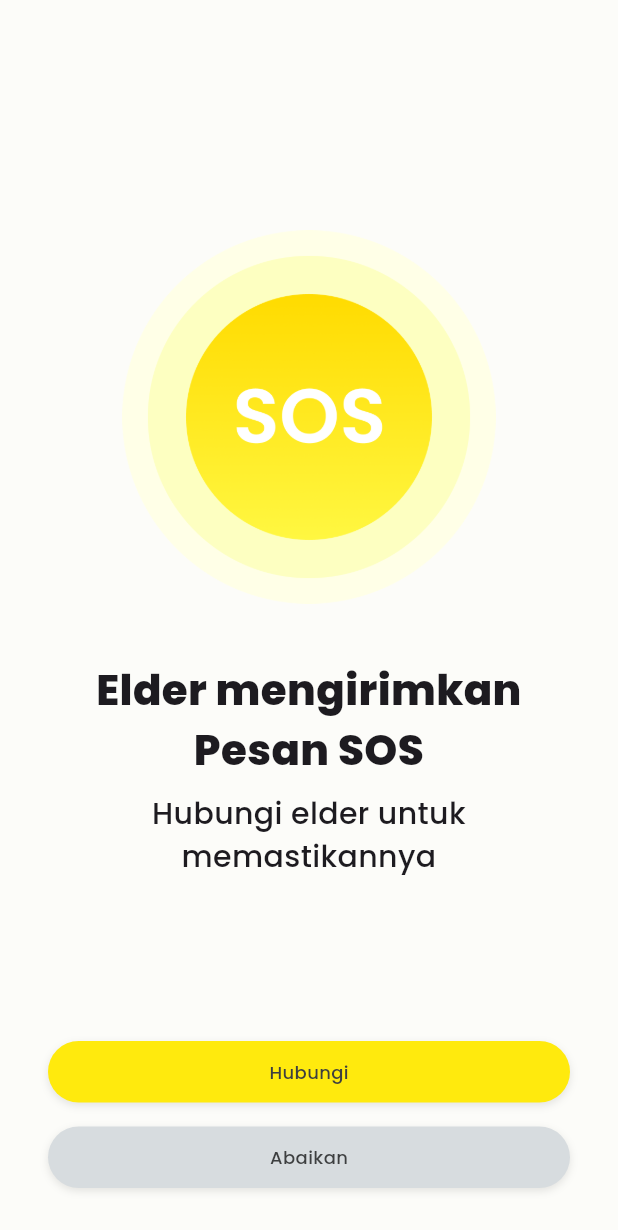
After one commit to elginbrian/ELDERWISE-FE, a Flutter app: the SosScreen screen opened directly, on a phone screen of 412 x 824 dp. The commit adds this screen. Shown: the top 1230 px of the screen. Run offline on Flutter 3.47's test engine with Material 3 defaults, Android fonts, the phone set to English and light mode, and no system bars; our stand-ins replace animated_toggle_switch, bloc, dio, equatable, firebase_auth, firebase_core and 10 more; accounts and stored records are empty; network calls fail.

Commit message:
adding additional card & screens

```diff
--- /dev/null
+++ b/lib/presentation/screens/reminder_sceen/sos_screen.dart
@@ -0,0 +1,108 @@
+import 'package:elderwise/presentation/screens/assets/image_string.dart';
+import 'package:elderwise/presentation/themes/colors.dart';
+import 'package:elderwise/presentation/widgets/button.dart';
+import 'package:flutter/material.dart';
+
+class SosScreen extends StatefulWidget {
+  const SosScreen({super.key});
+
+  @override
+  State<SosScreen> createState() => _SosScreenState();
+}
+
+class _SosScreenState extends State<SosScreen>
+    with SingleTickerProviderStateMixin {
+  late AnimationController _controller;
+  late Animation<double> _scaleAnimation;
+
+  @override
+  void initState() {
+    super.initState();
+    _controller = AnimationController(
+      duration: const Duration(seconds: 1),
+      vsync: this,
+    )..repeat(reverse: true); // membuat animasi bolak-balik (twinning)
+
+    _scaleAnimation = Tween<double>(begin: 0.9, end: 1).animate(
+      CurvedAnimation(parent: _controller, curve: Curves.easeInOut),
+    );
+  }
+
+  @override
+  void dispose() {
+    _controller.dispose();
+    super.dispose();
+  }
+
+  @override
+  Widget build(BuildContext context) {
+    return Scaffold(
+      backgroundColor: AppColors.secondarySurface,
+      body: Padding(
+        padding: const EdgeInsets.all(32.0),
+        child: Column(
+          children: [
+            Expanded(
+              child: Column(
+                mainAxisAlignment: MainAxisAlignment.center,
+                children: [
+                  ScaleTransition(
+                    scale: _scaleAnimation,
+                    child: Padding(
+                      padding: const EdgeInsets.only(left: 36.0, right: 36),
+                      child: Image.asset(iconImages + 'sos.png'),
+                    ),
+                  ),
+                  Padding(
+                    padding: const EdgeInsets.only(top: 24.0, bottom: 8),
+                    child: Column(
+                      children: [
+                        Text(
+                          "Elder mengirimkan",
+                          textAlign: TextAlign.center,
+                          style: const TextStyle(
+                            fontFamily: 'Poppins',
+                            fontSize: 28,
+                            fontWeight: FontWeight.w800,
+                          ),
+                        ),
+                        Text(
+                          "Pesan SOS",
+                          textAlign: TextAlign.center,
+                          style: const TextStyle(
+                            fontFamily: 'Poppins',
+                            fontSize: 28,
+                            fontWeight: FontWeight.w800,
+                          ),
+                        ),
+                      ],
+                    ),
+                  ),
+                  Text(
+                    "Hubungi elder untuk memastikannya",
+                    textAlign: TextAlign.center,
+                    style: const TextStyle(
+                      fontFamily: 'Poppins',
+                      fontSize: 20,
+                      fontWeight: FontWeight.w500,
+                    ),
+                  ),
+                ],
+              ),
+            ),
+            Column(
+              children: [
+                MainButton(buttonText: "Hubungi"),
+                const SizedBox(height: 16),
+                MainButton(
+                  buttonText: "Abaikan",
+                  color: AppColors.neutral40,
+                ),
+              ],
+            )
+          ],
+        ),
+      ),
+    );
+  }
+}
--- a/pubspec.yaml
+++ b/pubspec.yaml
@@ -83,6 +83,8 @@ flutter:
     - lib/presentation/screens/assets/images/web_background.jpg
     - lib/presentation/screens/assets/images/onboard.png
     - lib/presentation/screens/assets/images/illust1.png
+    - lib/presentation/screens/assets/images/illust2.png
+    - lib/presentation/screens/assets/images/illust3.png
 
   fonts:
     - family: Poppins
```
Also changed, not shown: lib/presentation/routes/app_route.dart (+7 -2 lines), lib/presentation/screens/main_screen/main_screen.dart (+8 -8 lines), lib/presentation/screens/reminder_sceen/crossing_screen.dart (added, +58 -0 lines), lib/presentation/screens/reminder_sceen/crossing_screen_caregiver.dart (added, +54 -0 lines), lib/presentation/screens/reminder_sceen/fall_screen.dart (added, +63 -0 lines), lib/presentation/widgets/poppup_status/poppup_status.dart (added, +107 -0 lines), lib/presentation/screens/assets/images/icon/failed.png (added), lib/presentation/screens/assets/images/icon/success.png (added), lib/presentation/screens/assets/images/illust2.png (added), lib/presentation/screens/assets/images/illust3.png (added).
